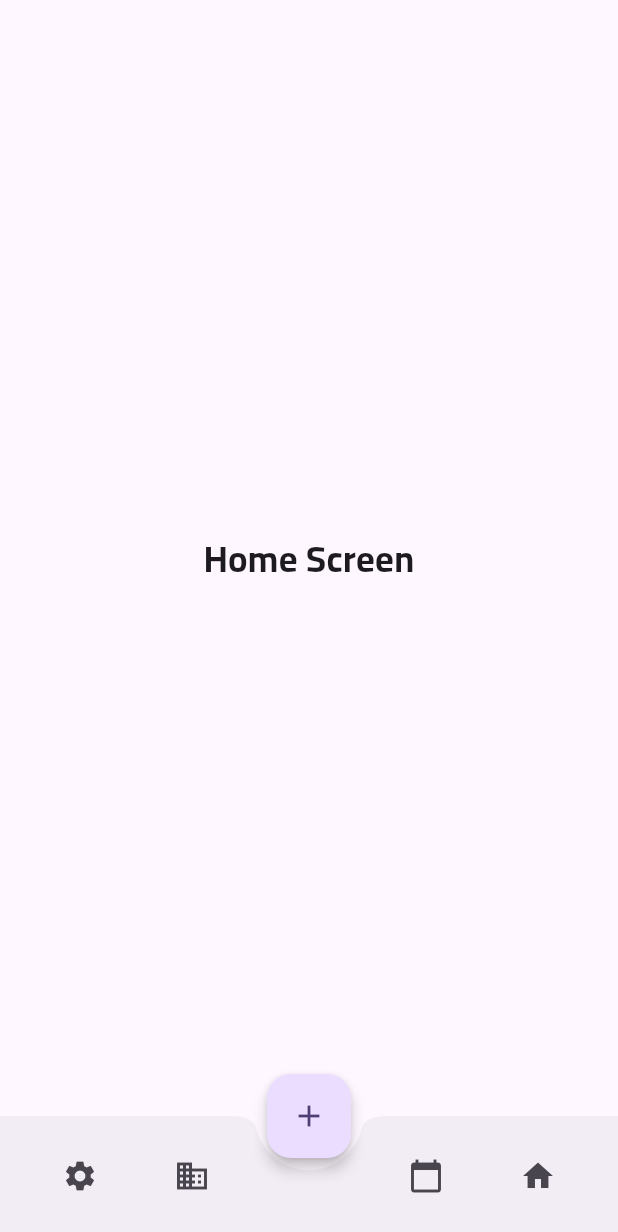
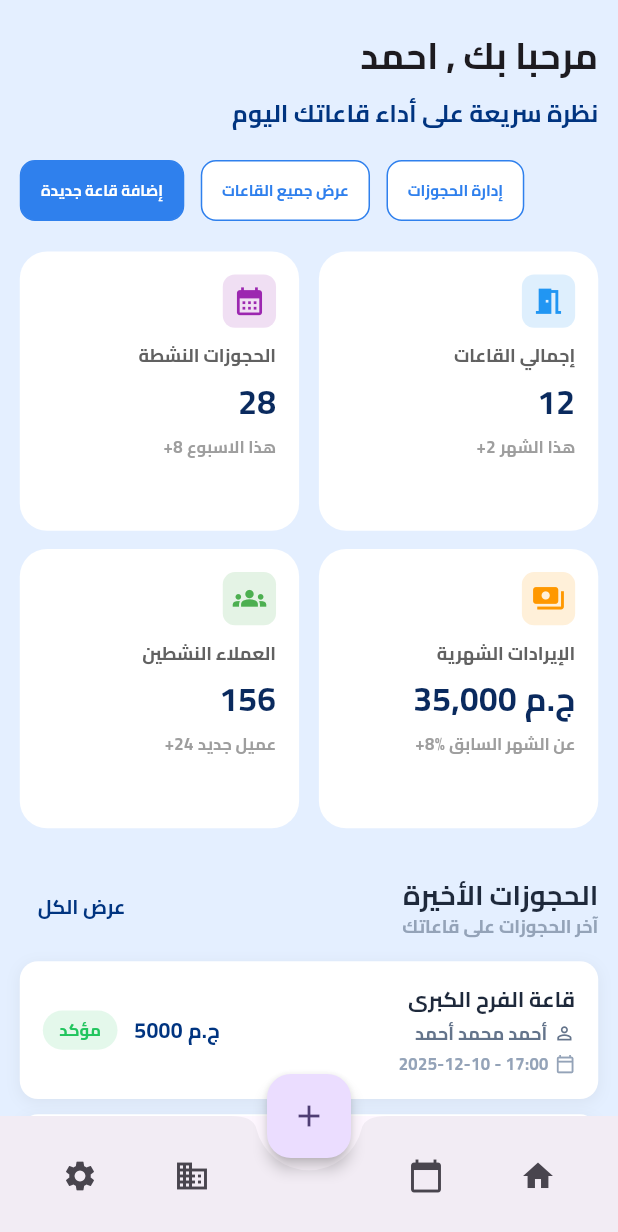
Before and after one commit to Dev-Fady/qa3a_owner, a Flutter app: the HomeScreen screen opened by its route, on a phone screen of 412 x 824 dp. Shown: the top 1232 px of the screen. Run offline on Flutter 3.47's test engine with Material 3 defaults, Android fonts, the phone set to English and light mode, and no system bars; our stand-ins replace device_preview_plus, flutter_bloc, flutter_screenutil, go_router, hive_flutter, shared_preferences and 1 more; accounts and stored records are empty.

Commit message:
Home Screen done

```diff
--- a/lib/config/routes/app_routes.dart
+++ b/lib/config/routes/app_routes.dart
@@ -79,6 +79,6 @@ Future<String> getInitialRoute() async {
   } else if (isLogin) {
     return RouterName.homeScreen;
   } else {
-    return RouterName.signInScreen;
+    return RouterName.authScreen;
   }
 }
--- a/lib/features/auth/sign_up/presentation/screen/sign_up_screen.dart
+++ b/lib/features/auth/sign_up/presentation/screen/sign_up_screen.dart
@@ -19,7 +19,7 @@ class SignUpScreen extends StatelessWidget {
             ScaffoldMessenger.of(context).showSnackBar(
               const SnackBar(content: Text('تم إنشاء الحساب بنجاح')),
             );
-            GoRouter.of(context).pushReplacement(RouterName.signInScreen);
+            GoRouter.of(context).pushReplacementNamed(RouterName.authScreen);
           }
 
           if (state is SignUpError) {
--- /dev/null
+++ b/lib/features/home/model/booking_model.dart
@@ -0,0 +1,21 @@
+enum BookingStatus { confirmed, pending, cancelled }
+
+class BookingModel {
+  final String hallName;
+  final String clientName;
+  final String company;
+  final String date;
+  final String time;
+  final double price;
+  final BookingStatus status;
+
+  const BookingModel({
+    required this.hallName,
+    required this.clientName,
+    required this.company,
+    required this.date,
+    required this.time,
+    required this.price,
+    required this.status,
+  });
+}
--- a/lib/features/home/presentation/screen/home_screen.dart
+++ b/lib/features/home/presentation/screen/home_screen.dart
@@ -1,16 +1,15 @@
 import 'package:flutter/material.dart';
+import 'package:qa3a_owner/features/home/presentation/screen/widgets/body_home_screen.dart';
 
 class HomeScreen extends StatelessWidget {
   const HomeScreen({super.key});
 
   @override
   Widget build(BuildContext context) {
-    return Scaffold(
-      body: Center(
-        child: Text(
-          'Home Screen',
-          style: TextStyle(fontSize: 24),
-        ),
+    return SafeArea(
+      child: Scaffold(
+        backgroundColor: const Color(0xffE4EFFF),
+        body: BodyHomeScreen(),
       ),
     );
   }
--- /dev/null
+++ b/lib/features/home/presentation/screen/widgets/action_button.dart
@@ -0,0 +1,41 @@
+
+import 'package:flutter/material.dart';
+import 'package:flutter_screenutil/flutter_screenutil.dart';
+
+class ActionButton extends StatelessWidget {
+  final String text;
+  final bool isPrimary;
+  final VoidCallback? onPressed;
+
+  const ActionButton({
+    super.key,
+    required this.text,
+    this.isPrimary = false,
+    this.onPressed,
+  });
+
+  @override
+  Widget build(BuildContext context) {
+    return GestureDetector(
+      onTap: onPressed,
+      child: Container(
+        height: 38.h,
+        padding: EdgeInsets.symmetric(horizontal: 12.w),
+        decoration: BoxDecoration(
+          color: isPrimary ? const Color(0xff2F80ED) : Colors.white,
+          borderRadius: BorderRadius.circular(10.r),
+          border: Border.all(color: const Color(0xff2F80ED)),
+        ),
+        child: Center(
+          child: Text(
+            text,
+            style: TextStyle(
+              color: isPrimary ? Colors.white : const Color(0xff2F80ED),
+              fontSize: 10.sp,
+            ),
+          ),
+        ),
+      ),
+    );
+  }
+}
--- /dev/null
+++ b/lib/features/home/presentation/screen/widgets/body_home_screen.dart
@@ -0,0 +1,196 @@
+import 'package:flutter/material.dart';
+import 'package:flutter_screenutil/flutter_screenutil.dart';
+import 'package:qa3a_owner/features/home/model/booking_model.dart';
+import 'package:qa3a_owner/features/home/presentation/screen/widgets/action_button.dart';
+import 'package:qa3a_owner/features/home/presentation/screen/widgets/recent_booking_card.dart';
+import 'package:qa3a_owner/features/home/presentation/screen/widgets/stats_card.dart';
+
+
+
+class BodyHomeScreen extends StatefulWidget {
+  const BodyHomeScreen({super.key});
+
+  @override
+  State<BodyHomeScreen> createState() => _BodyHomeScreenState();
+}
+
+class _BodyHomeScreenState extends State<BodyHomeScreen> {
+  int selectedIndex = 0;
+
+  final List<String> buttons = [
+    "إضافة قاعة جديدة",
+    "عرض جميع القاعات",
+    "إدارة الحجوزات",
+  ];
+
+  final List<BookingModel> recentBookings = const [
+    BookingModel(
+      hallName: "قاعة الفرح الكبرى",
+      clientName: "أحمد محمد أحمد",
+      company: "",
+      date: "2025-12-10",
+      time: "17:00",
+      price: 5000,
+      status: BookingStatus.confirmed,
+    ),
+    BookingModel(
+      hallName: "قاعة المؤتمرات",
+      clientName: "شركة النجاح",
+      company: "شركة النجاح",
+      date: "2025-12-15",
+      time: "16:00",
+      price: 3500,
+      status: BookingStatus.pending,
+    ),
+    BookingModel(
+      hallName: "قاعة الفرح الكبرى",
+      clientName: "محمد أحمد محمد",
+      company: "",
+      date: "2026-1-11",
+      time: "16:00",
+      price: 5000,
+      status: BookingStatus.confirmed,
+    ),
+  ];
+
+  @override
+  Widget build(BuildContext context) {
+    return SingleChildScrollView(
+      child: Padding(
+        padding: EdgeInsets.symmetric(horizontal: 12.w, vertical: 20.h),
+        child: Column(
+          crossAxisAlignment: CrossAxisAlignment.end,
+          children: [
+            // Header
+            Text(
+              "مرحبا بك , احمد",
+              style: TextStyle(fontSize: 24.sp, fontWeight: FontWeight.bold),
+            ),
+            SizedBox(height: 8.h),
+            Text(
+              "نظرة سريعة على أداء قاعاتك اليوم",
+              textAlign: TextAlign.end,
+              style: TextStyle(fontSize: 16.sp, color: const Color(0xff003480)),
+            ),
+            SizedBox(height: 20.h),
+
+            // Action Buttons
+            SizedBox(
+              height: 40.h,
+              child: ListView.separated(
+                scrollDirection: Axis.horizontal,
+                itemCount: buttons.length,
+                separatorBuilder: (context, index) => SizedBox(width: 10.w),
+                itemBuilder: (context, index) {
+                  return ActionButton(
+                    text: buttons[index],
+                    isPrimary: selectedIndex == index,
+                    onPressed: () {
+                      setState(() {
+                        selectedIndex = index;
+                      });
+                    },
+                  );
+                },
+              ),
+            ),
+            SizedBox(height: 20.h),
+
+            // Stats Grid
+            GridView.count(
+              crossAxisCount: 2,
+              shrinkWrap: true,
+              physics: const NeverScrollableScrollPhysics(),
+              mainAxisSpacing: 12.h,
+              crossAxisSpacing: 12.w,
+              childAspectRatio: 1.0,
+              children: const [
+                StatsCard(
+                  icon: Icons.calendar_month,
+                  iconColor: Colors.purple,
+                  title: "الحجوزات النشطة",
+                  value: "28",
+                  subTitle: "+8 هذا الاسبوع",
+                ),
+                StatsCard(
+                  icon: Icons.meeting_room,
+                  iconColor: Colors.blue,
+                  title: "إجمالي القاعات",
+                  value: "12",
+                  subTitle: "+2 هذا الشهر",
+                ),
+                StatsCard(
+                  icon: Icons.groups,
+                  iconColor: Colors.green,
+                  title: "العملاء النشطين",
+                  value: "156",
+                  subTitle: "+24 عميل جديد",
+                ),
+                StatsCard(
+                  icon: Icons.payments,
+                  iconColor: Colors.orange,
+                  title: "الإيرادات الشهرية",
+                  value: "35,000 ج.م",
+                  subTitle: "+8% عن الشهر السابق",
+                ),
+              ],
+            ),
+
+            SizedBox(height: 28.h),
+
+            // ========== Recent Bookings Section ==========
+            Row(
+              mainAxisAlignment: MainAxisAlignment.spaceBetween,
+              children: [
+                TextButton(
+                  onPressed: () {},
+                  child: Text(
+                    "عرض الكل",
+                    style: TextStyle(
+                      fontSize: 13.sp,
+                      color: const Color(0xFF003480),
+                    ),
+                  ),
+                ),
+                Column(
+                  crossAxisAlignment: CrossAxisAlignment.end,
+                  children: [
+                    Text(
+                      "الحجوزات الأخيرة",
+                      style: TextStyle(
+                        fontSize: 18.sp,
+                        fontWeight: FontWeight.bold,
+                        color: const Color(0xFF1E293B),
+                      ),
+                    ),
+                    Text(
+                      "آخر الحجوزات على قاعاتك",
+                      style: TextStyle(
+                        fontSize: 12.sp,
+                        color: const Color(0xFF94A3B8),
+                      ),
+                    ),
+                  ],
+                ),
+              ],
+            ),
+
+            SizedBox(height: 12.h),
+
+            ListView.separated(
+              shrinkWrap: true,
+              physics: const NeverScrollableScrollPhysics(),
+              itemCount: recentBookings.length,
+              separatorBuilder: (_, __) => SizedBox(height: 10.h),
+              itemBuilder: (context, index) {
+                return RecentBookingCard(booking: recentBookings[index]);
+              },
+            ),
+
+            SizedBox(height: 20.h),
+          ],
+        ),
+      ),
+    );
+  }
+}
--- /dev/null
+++ b/lib/features/home/presentation/screen/widgets/recent_booking_card.dart
@@ -0,0 +1,148 @@
+import 'package:flutter/material.dart';
+import 'package:flutter_screenutil/flutter_screenutil.dart';
+import 'package:qa3a_owner/features/home/model/booking_model.dart';
+
+class RecentBookingCard extends StatelessWidget {
+  final BookingModel booking;
+
+  const RecentBookingCard({super.key, required this.booking});
+
+  Color get _statusColor {
+    switch (booking.status) {
+      case BookingStatus.confirmed:
+        return const Color(0xFF22C55E);
+      case BookingStatus.pending:
+        return const Color(0xFFF59E0B);
+      case BookingStatus.cancelled:
+        return const Color(0xFFEF4444);
+    }
+  }
+
+  String get _statusLabel {
+    switch (booking.status) {
+      case BookingStatus.confirmed:
+        return 'مؤكد';
+      case BookingStatus.pending:
+        return 'قيد المراجعة';
+      case BookingStatus.cancelled:
+        return 'ملغي';
+    }
+  }
+
+  @override
+  Widget build(BuildContext context) {
+    return Container(
+      padding: EdgeInsets.all(14.w),
+      decoration: BoxDecoration(
+        color: Colors.white,
+        borderRadius: BorderRadius.circular(12.r),
+        boxShadow: [
+          BoxShadow(
+            color: Colors.black.withOpacity(0.05),
+            blurRadius: 8,
+            offset: const Offset(0, 2),
+          ),
+        ],
+      ),
+      child: Row(
+        children: [
+          // Status Badge
+          Container(
+            padding: EdgeInsets.symmetric(horizontal: 10.w, vertical: 5.h),
+            decoration: BoxDecoration(
+              color: _statusColor.withOpacity(0.12),
+              borderRadius: BorderRadius.circular(20.r),
+            ),
+            child: Text(
+              _statusLabel,
+              style: TextStyle(
+                fontSize: 11.sp,
+                fontWeight: FontWeight.w600,
+                color: _statusColor,
+              ),
+            ),
+          ),
+
+          SizedBox(width: 10.w),
+
+          // Price
+          Text(
+            'ج.م ${booking.price.toStringAsFixed(0)}',
+            style: TextStyle(
+              fontSize: 14.sp,
+              fontWeight: FontWeight.bold,
+              color: const Color(0xFF003480),
+            ),
+          ),
+
+          const Spacer(),
+
+          // Details (RTL)
+          Expanded(
+            flex: 3,
+            child: Column(
+              crossAxisAlignment: CrossAxisAlignment.end,
+              children: [
+                Text(
+                  booking.hallName,
+                  textAlign: TextAlign.end,
+                  style: TextStyle(
+                    fontSize: 14.sp,
+                    fontWeight: FontWeight.bold,
+                    color: const Color(0xFF1E293B),
+                  ),
+                ),
+                SizedBox(height: 4.h),
+                Row(
+                  mainAxisAlignment: MainAxisAlignment.end,
+                  children: [
+                    Flexible(
+                      child: Text(
+                        booking.clientName,
+                        textAlign: TextAlign.end,
+                        overflow: TextOverflow.ellipsis,
+                        style: TextStyle(
+                          fontSize: 12.sp,
+                          color: const Color(0xFF64748B),
+                        ),
+                      ),
+                    ),
+                    SizedBox(width: 4.w),
+                    Icon(
+                      Icons.person_outline,
+                      size: 14.sp,
+                      color: const Color(0xFF64748B),
+                    ),
+                  ],
+                ),
+                SizedBox(height: 4.h),
+                Row(
+                  mainAxisAlignment: MainAxisAlignment.end,
+                  children: [
+                    Flexible(
+                      child: Text(
+                        '${booking.date} - ${booking.time}',
+                        textAlign: TextAlign.end,
+                        overflow: TextOverflow.ellipsis,
+                        style: TextStyle(
+                          fontSize: 11.sp,
+                          color: const Color(0xFF94A3B8),
+                        ),
+                      ),
+                    ),
+                    SizedBox(width: 4.w),
+                    Icon(
+                      Icons.calendar_today_outlined,
+                      size: 13.sp,
+                      color: const Color(0xFF94A3B8),
+                    ),
+                  ],
+                ),
+              ],
+            ),
+          ),
+        ],
+      ),
+    );
+  }
+}
--- /dev/null
+++ b/lib/features/home/presentation/screen/widgets/stats_card.dart
@@ -0,0 +1,68 @@
+import 'package:flutter/material.dart';
+import 'package:flutter_screenutil/flutter_screenutil.dart';
+
+class StatsCard extends StatelessWidget {
+  final IconData icon;
+  final Color iconColor;
+  final String title;
+  final String value;
+  final String subTitle;
+
+  const StatsCard({
+    super.key,
+    required this.icon,
+    required this.iconColor,
+    required this.title,
+    required this.value,
+    required this.subTitle,
+  });
+
+  @override
+  Widget build(BuildContext context) {
+    return Container(
+      padding: EdgeInsets.all(14.w),
+      decoration: BoxDecoration(
+        color: Colors.white,
+        borderRadius: BorderRadius.circular(18.r),
+      ),
+      child: Column(
+        crossAxisAlignment: CrossAxisAlignment.end,
+        children: [
+          Container(
+            padding: EdgeInsets.all(6.w),
+            decoration: BoxDecoration(
+              color: iconColor.withOpacity(.15),
+              borderRadius: BorderRadius.circular(8.r),
+            ),
+            child: Icon(icon, color: iconColor, size: 22.sp),
+          ),
+
+          SizedBox(height: 10.h),
+
+          Text(
+            title,
+            style: TextStyle(fontSize: 12.sp, color: Colors.grey[700]),
+          ),
+
+          SizedBox(height: 6.h),
+
+          Text(
+            value,
+            style: TextStyle(
+              fontSize: 22.sp,
+              fontWeight: FontWeight.bold,
+              color: const Color(0xff0A2A5E),
+            ),
+          ),
+
+          SizedBox(height: 6.h),
+
+          Text(
+            subTitle,
+            style: TextStyle(fontSize: 11.sp, color: Colors.grey),
+          ),
+        ],
+      ),
+    );
+  }
+}
--- a/lib/main.dart
+++ b/lib/main.dart
@@ -1,5 +1,5 @@
 import 'package:device_preview_plus/device_preview_plus.dart';
-import 'package:flutter/foundation.dart';
+// import 'package:flutter/foundation.dart';
 import 'package:flutter/material.dart';
 import 'package:flutter_screenutil/flutter_screenutil.dart';
 import 'package:go_router/go_router.dart';
@@ -14,12 +14,13 @@ Future<void> main() async {
   await HiveCacheHelper.init();
   final GoRouter router = await initializeRouter();
   runApp(
-    DevicePreview(
-      enabled: !kReleaseMode,
-      builder: (context) {
-        return MyApp(router: router);
-      },
-    ),
+    // DevicePreview(
+    //   enabled: !kReleaseMode,
+    //   builder: (context) {
+    //     return
+        MyApp(router: router)
+      // },
+    // ),
   );
 }
 
```
